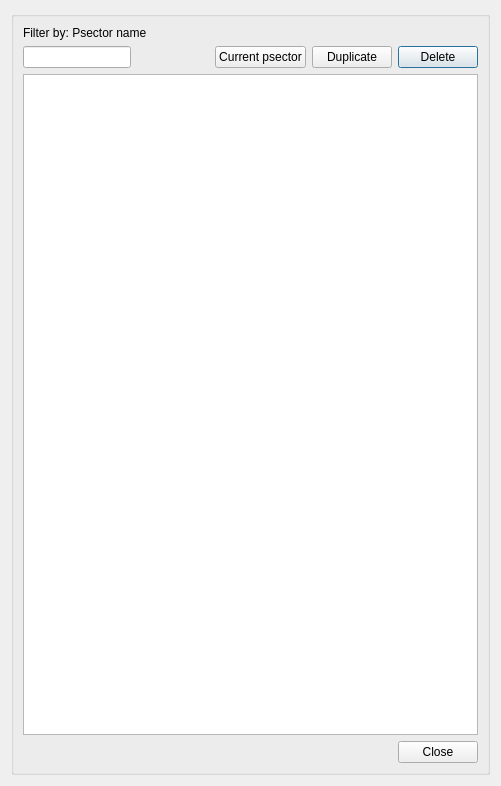
Qt form ui/psector_management.ui (Giswater/giswater_qgis_plugin) before a commit.
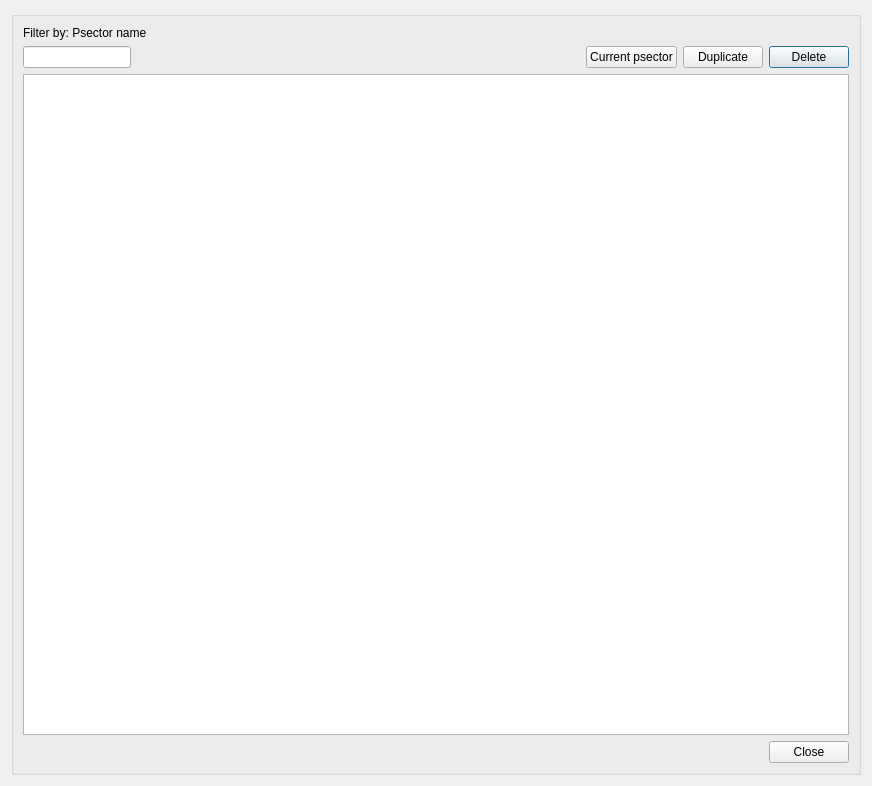
The same form after that commit.

Commit message: set buttons size fixed

What changed in the file:
```diff
--- a/ui/psector_management.ui
+++ b/ui/psector_management.ui
@@ -6,7 +6,7 @@
    <rect>
     <x>0</x>
     <y>0</y>
-    <width>501</width>
+    <width>872</width>
     <height>786</height>
    </rect>
   </property>
@@ -104,6 +104,12 @@
       </item>
       <item row="1" column="4">
        <widget class="QPushButton" name="btn_update_psector">
+        <property name="sizePolicy">
+         <sizepolicy hsizetype="Fixed" vsizetype="Fixed">
+          <horstretch>0</horstretch>
+          <verstretch>0</verstretch>
+         </sizepolicy>
+        </property>
         <property name="text">
          <string>Current psector</string>
         </property>
@@ -111,6 +117,12 @@
       </item>
       <item row="1" column="5">
        <widget class="QPushButton" name="btn_duplicate">
+        <property name="sizePolicy">
+         <sizepolicy hsizetype="Fixed" vsizetype="Fixed">
+          <horstretch>0</horstretch>
+          <verstretch>0</verstretch>
+         </sizepolicy>
+        </property>
         <property name="text">
          <string>Duplicate</string>
         </property>
```
